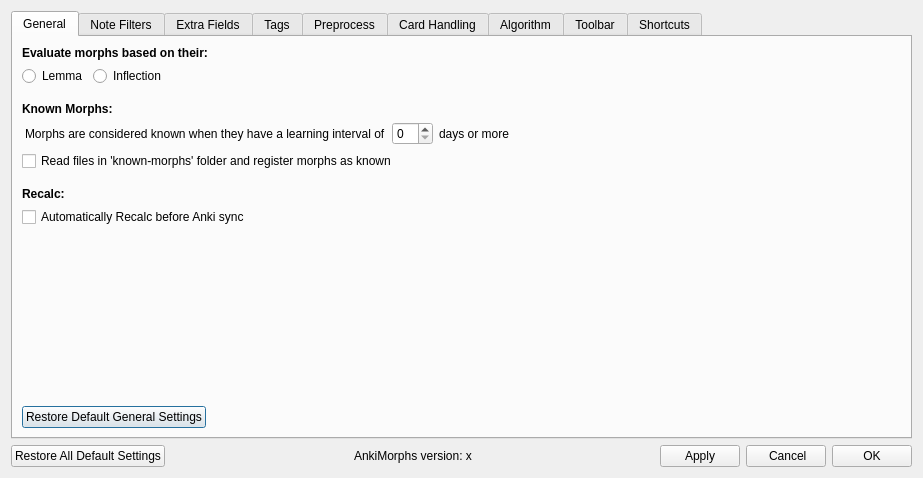
First picture: the form in ankimorphs/ui/settings_dialog.ui, repository ConnorGCarr/anki-morphs, before the edit.
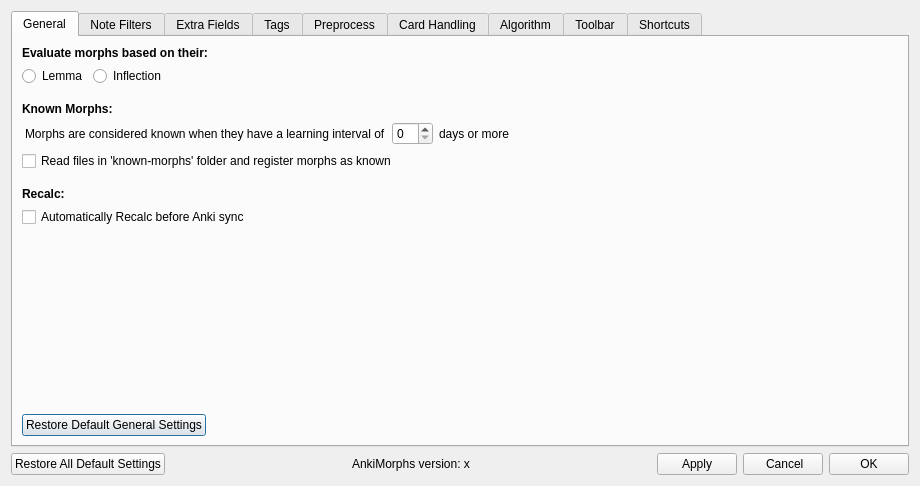
Second picture: the form after the edit.

Commit message: updated min size of settings window

```diff
--- a/ankimorphs/ui/settings_dialog.ui
+++ b/ankimorphs/ui/settings_dialog.ui
@@ -9,8 +9,8 @@
    <rect>
     <x>0</x>
     <y>0</y>
-    <width>923</width>
-    <height>478</height>
+    <width>918</width>
+    <height>486</height>
    </rect>
   </property>
   <property name="windowTitle">
@@ -21,10 +21,22 @@
     <layout class="QVBoxLayout" name="verticalLayout">
      <item>
       <widget class="QTabWidget" name="tabWidget">
+       <property name="sizePolicy">
+        <sizepolicy hsizetype="Preferred" vsizetype="Preferred">
+         <horstretch>0</horstretch>
+         <verstretch>0</verstretch>
+        </sizepolicy>
+       </property>
        <property name="currentIndex">
         <number>0</number>
        </property>
-       <widget class="QWidget" name="tab">
+       <widget class="QWidget" name="general_tab">
+        <property name="sizePolicy">
+         <sizepolicy hsizetype="Preferred" vsizetype="Preferred">
+          <horstretch>0</horstretch>
+          <verstretch>0</verstretch>
+         </sizepolicy>
+        </property>
         <attribute name="title">
          <string>General</string>
         </attribute>
@@ -195,6 +207,9 @@
          </item>
          <item>
           <layout class="QHBoxLayout" name="horizontalLayout_25">
+           <property name="topMargin">
+            <number>10</number>
+           </property>
            <item>
             <widget class="QPushButton" name="restoreGeneralPushButton">
              <property name="text">
```
Left out of the diff: 69 changed lines with no effect on the pictures. The commit also changes 2 other files.
